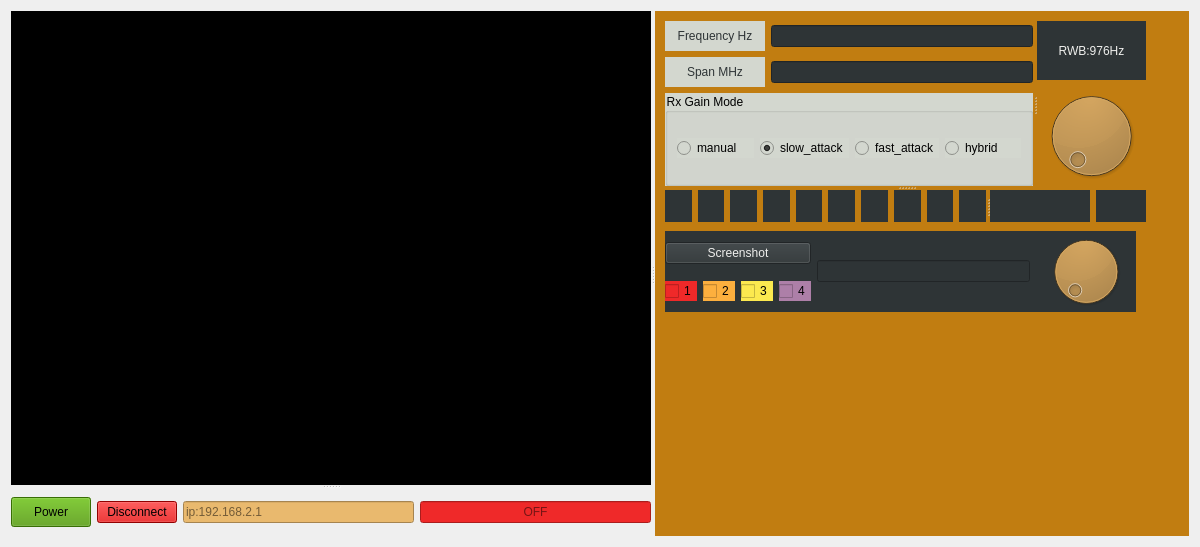
Old version of the form sources/forms/device_config.ui in the repository lone-boy/Spectrum.
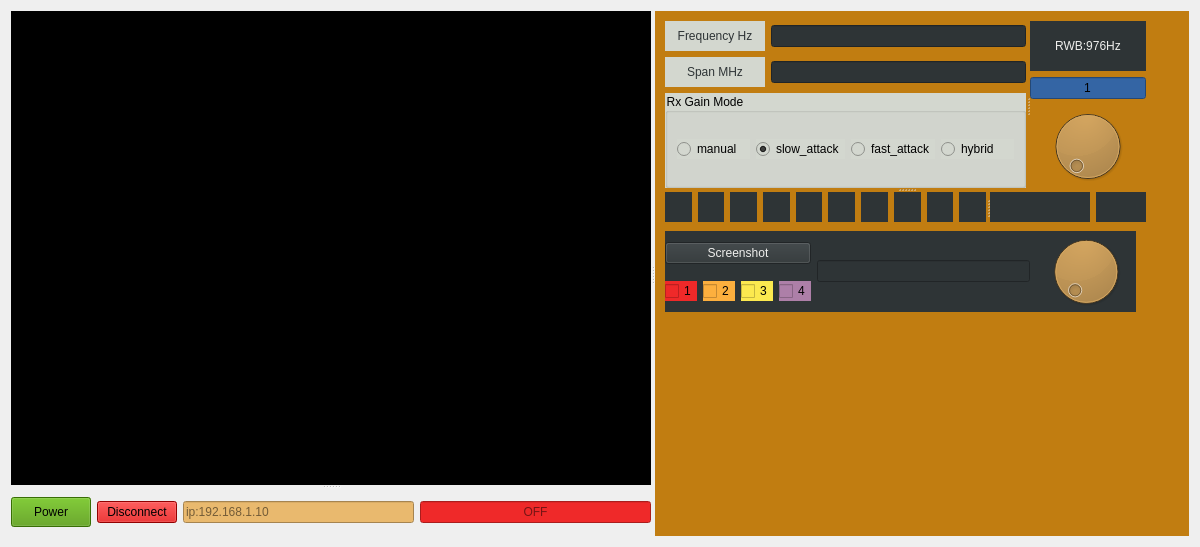
New version of the form. Custom widgets are drawn as their Qt base class.

What changed in the file:
```diff
--- a/sources/forms/device_config.ui
+++ b/sources/forms/device_config.ui
@@ -102,7 +102,7 @@
            <string/>
           </property>
           <property name="placeholderText">
-           <string>ip:192.168.2.1</string>
+           <string>ip:192.168.1.10</string>
           </property>
          </widget>
         </item>
@@ -409,6 +409,19 @@
             </property>
            </widget>
           </item>
+          <item>
+           <widget class="QLineEdit" name="avarge_point">
+            <property name="styleSheet">
+             <string notr="true">background-color: rgb(52, 101, 164);</string>
+            </property>
+            <property name="text">
+             <string>1</string>
+            </property>
+            <property name="alignment">
+             <set>Qt::AlignCenter</set>
+            </property>
+           </widget>
+          </item>
           <item>
            <widget class="dial_change" name="curson_rwb"/>
           </item>
```
